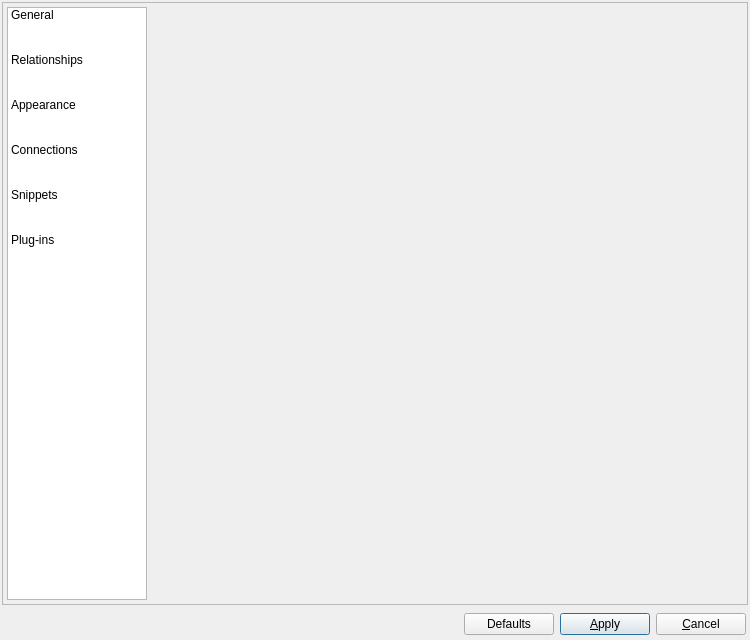
Old version of the form libpgmodeler_ui/ui/configurationform.ui in the repository pgmodeler/pgmodeler.
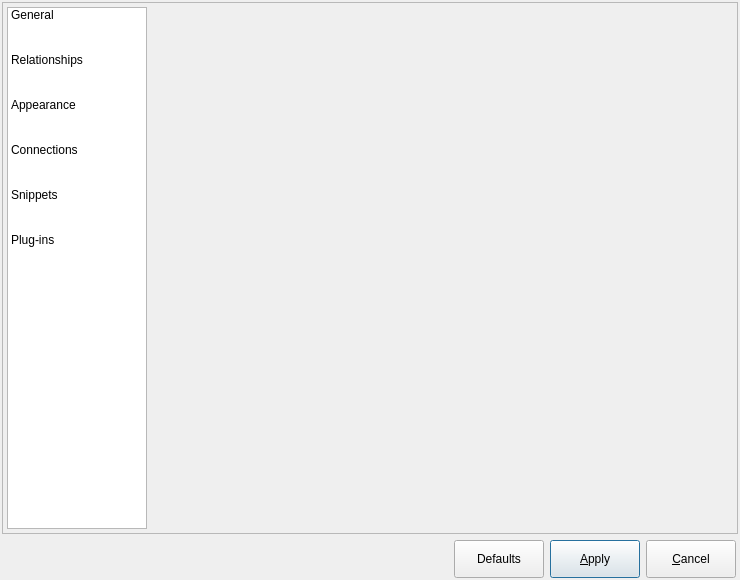
New version of the form. Icons and pictures are not drawn.

Patch:
```diff
--- a/libpgmodeler_ui/ui/configurationform.ui
+++ b/libpgmodeler_ui/ui/configurationform.ui
@@ -9,8 +9,8 @@
    <rect>
     <x>0</x>
     <y>0</y>
-    <width>750</width>
-    <height>640</height>
+    <width>740</width>
+    <height>580</height>
    </rect>
   </property>
   <property name="sizePolicy">
@@ -22,7 +22,7 @@
   <property name="minimumSize">
    <size>
     <width>740</width>
-    <height>500</height>
+    <height>580</height>
    </size>
   </property>
   <property name="windowTitle">
@@ -338,7 +338,7 @@
        <property name="minimumSize">
         <size>
          <width>90</width>
-         <height>0</height>
+         <height>38</height>
         </size>
        </property>
        <property name="maximumSize">
@@ -379,7 +379,7 @@
        <property name="minimumSize">
         <size>
          <width>90</width>
-         <height>0</height>
+         <height>38</height>
         </size>
        </property>
        <property name="maximumSize">
@@ -417,7 +417,7 @@
        <property name="minimumSize">
         <size>
          <width>90</width>
-         <height>0</height>
+         <height>38</height>
         </size>
        </property>
        <property name="maximumSize">
```
